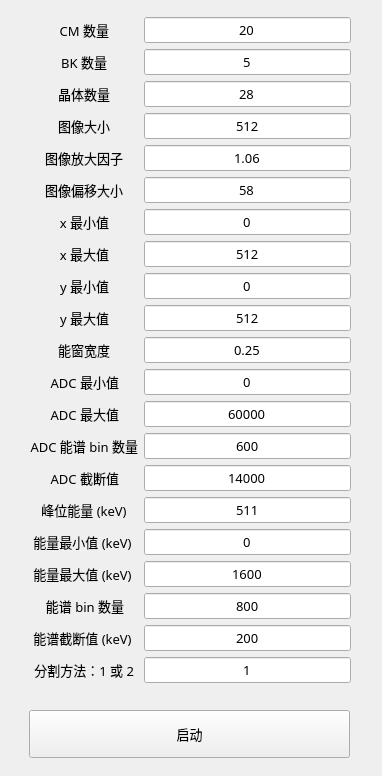
woolaman/CPM_Project, file CPM/ParameterForm.ui: the form before one commit.
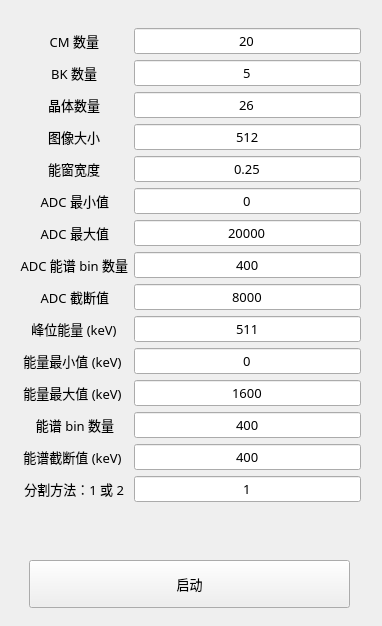
The form after the commit.

Patch:
```diff
--- a/CPM/ParameterForm.ui
+++ b/CPM/ParameterForm.ui
@@ -7,7 +7,7 @@
     <x>0</x>
     <y>0</y>
     <width>382</width>
-    <height>776</height>
+    <height>626</height>
    </rect>
   </property>
   <property name="font">
@@ -21,10 +21,10 @@
   <widget class="QWidget" name="layoutWidget">
    <property name="geometry">
     <rect>
-     <x>30</x>
+     <x>20</x>
      <y>9</y>
-     <width>321</width>
-     <height>681</height>
+     <width>341</width>
+     <height>511</height>
     </rect>
    </property>
    <property name="font">
@@ -141,7 +141,7 @@
        </font>
       </property>
       <property name="text">
-       <string>28</string>
+       <string>26</string>
       </property>
       <property name="alignment">
        <set>Qt::AlignCenter</set>
@@ -181,198 +181,6 @@
      </widget>
     </item>
     <item row="4" column="0">
-     <widget class="QLabel" name="label_enlarge">
-      <property name="font">
-       <font>
-        <family>微软雅黑</family>
-        <pointsize>10</pointsize>
-       </font>
-      </property>
-      <property name="text">
-       <string>图像放大因子</string>
-      </property>
-      <property name="alignment">
-       <set>Qt::AlignRight|Qt::AlignTrailing|Qt::AlignVCenter</set>
-      </property>
-     </widget>
-    </item>
-    <item row="4" column="1">
-     <widget class="QLineEdit" name="lineEdit_enlarge">
-      <property name="font">
-       <font>
-        <family>微软雅黑</family>
-        <pointsize>10</pointsize>
-       </font>
-      </property>
-      <property name="text">
-       <string>1.06</string>
-      </property>
-      <property name="alignment">
-       <set>Qt::AlignCenter</set>
-      </property>
-     </widget>
-    </item>
-    <item row="5" column="0">
-     <widget class="QLabel" name="label_bias">
-      <property name="font">
-       <font>
-        <family>微软雅黑</family>
-        <pointsize>10</pointsize>
-       </font>
-      </property>
-      <property name="text">
-       <string>图像偏移大小</string>
-      </property>
-      <property name="alignment">
-       <set>Qt::AlignRight|Qt::AlignTrailing|Qt::AlignVCenter</set>
-      </property>
-     </widget>
-    </item>
-    <item row="5" column="1">
-     <widget class="QLineEdit" name="lineEdit_bias">
-      <property name="font">
-       <font>
-        <family>微软雅黑</family>
-        <pointsize>10</pointsize>
-       </font>
-      </property>
-      <property name="text">
-       <string>58</string>
-      </property>
-      <property name="alignment">
-       <set>Qt::AlignCenter</set>
-      </property>
-     </widget>
-    </item>
-    <item row="6" column="0">
-     <widget class="QLabel" name="label_xmin">
-      <property name="font">
-       <font>
-        <family>微软雅黑</family>
-        <pointsize>10</pointsize>
-       </font>
-      </property>
-      <property name="text">
-       <string>x 最小值</string>
-      </property>
-      <property name="alignment">
-       <set>Qt::AlignRight|Qt::AlignTrailing|Qt::AlignVCenter</set>
-      </property>
-     </widget>
-    </item>
-    <item row="6" column="1">
-     <widget class="QLineEdit" name="lineEdit_xmin">
-      <property name="font">
-       <font>
-        <family>微软雅黑</family>
-        <pointsize>10</pointsize>
-       </font>
-      </property>
-      <property name="text">
-       <string>0</string>
-      </property>
-      <property name="alignment">
-       <set>Qt::AlignCenter</set>
-      </property>
-     </widget>
-    </item>
-    <item row="7" column="0">
-     <widget class="QLabel" name="label_xmax">
-      <property name="font">
-       <font>
-        <family>微软雅黑</family>
-        <pointsize>10</pointsize>
-       </font>
-      </property>
-      <property name="text">
-       <string>x 最大值</string>
-      </property>
-      <property name="alignment">
-       <set>Qt::AlignRight|Qt::AlignTrailing|Qt::AlignVCenter</set>
-      </property>
-     </widget>
-    </item>
-    <item row="7" column="1">
-     <widget class="QLineEdit" name="lineEdit_xmax">
-      <property name="font">
-       <font>
-        <family>微软雅黑</family>
-        <pointsize>10</pointsize>
-       </font>
-      </property>
-      <property name="text">
-       <string>512</string>
-      </property>
-      <property name="alignment">
-       <set>Qt::AlignCenter</set>
-      </property>
-     </widget>
-    </item>
-    <item row="8" column="0">
-     <widget class="QLabel" name="label_ymin">
-      <property name="font">
-       <font>
-        <family>微软雅黑</family>
-        <pointsize>10</pointsize>
-       </font>
-      </property>
-      <property name="text">
-       <string>y 最小值</string>
-      </property>
-      <property name="alignment">
-       <set>Qt::AlignRight|Qt::AlignTrailing|Qt::AlignVCenter</set>
-      </property>
-     </widget>
-    </item>
-    <item row="8" column="1">
-     <widget class="QLineEdit" name="lineEdit_ymin">
-      <property name="font">
-       <font>
-        <family>微软雅黑</family>
-        <pointsize>10</pointsize>
-       </font>
-      </property>
-      <property name="text">
-       <string>0</string>
-      </property>
-      <property name="alignment">
-       <set>Qt::AlignCenter</set>
-      </property>
-     </widget>
-    </item>
-    <item row="9" column="0">
-     <widget class="QLabel" name="label_ymax">
-      <property name="font">
-       <font>
-        <family>微软雅黑</family>
-        <pointsize>10</pointsize>
-       </font>
-      </property>
-      <property name="text">
-       <string>y 最大值</string>
-      </property>
-      <property name="alignment">
-       <set>Qt::AlignRight|Qt::AlignTrailing|Qt::AlignVCenter</set>
-      </property>
-     </widget>
-    </item>
-    <item row="9" column="1">
-     <widget class="QLineEdit" name="lineEdit_ymax">
-      <property name="font">
-       <font>
-        <family>微软雅黑</family>
-        <pointsize>10</pointsize>
-       </font>
-      </property>
-      <property name="text">
-       <string>512</string>
-      </property>
-      <property name="alignment">
-       <set>Qt::AlignCenter</set>
-      </property>
-     </widget>
-    </item>
-    <item row="10" column="0">
      <widget class="QLabel" name="label_EW_width">
       <property name="font">
        <font>
@@ -388,7 +196,7 @@
       </property>
      </widget>
     </item>
-    <item row="10" column="1">
+    <item row="4" column="1">
      <widget class="QLineEdit" name="lineEdit_EW_width">
       <property name="font">
        <font>
@@ -404,7 +212,7 @@
       </property>
      </widget>
     </item>
-    <item row="11" column="0">
+    <item row="5" column="0">
      <widget class="QLabel" name="label_ADC_min">
       <property name="font">
        <font>
@@ -420,7 +228,7 @@
       </property>
      </widget>
     </item>
-    <item row="11" column="1">
+    <item row="5" column="1">
      <widget class="QLineEdit" name="lineEdit_ADC_min">
       <property name="font">
        <font>
@@ -436,7 +244,7 @@
       </property>
      </widget>
     </item>
-    <item row="12" column="0">
+    <item row="6" column="0">
      <widget class="QLabel" name="label_ADC_max">
       <property name="font">
        <font>
@@ -452,7 +260,7 @@
       </property>
      </widget>
     </item>
-    <item row="12" column="1">
+    <item row="6" column="1">
      <widget class="QLineEdit" name="lineEdit_ADC_max">
       <property name="font">
        <font>
@@ -461,14 +269,14 @@
        </font>
       </property>
       <property name="text">
-       <string>60000</string>
+       <string>20000</string>
       </property>
       <property name="alignment">
        <set>Qt::AlignCenter</set>
       </property>
      </widget>
     </item>
-    <item row="13" column="0">
+    <item row="7" column="0">
      <widget class="QLabel" name="label_ADC_nBins">
       <property name="font">
        <font>
@@ -484,7 +292,7 @@
       </property>
      </widget>
     </item>
-    <item row="13" column="1">
+    <item row="7" column="1">
      <widget class="QLineEdit" name="lineEdit_ADC_nBins">
       <property name="font">
        <font>
@@ -493,14 +301,14 @@
        </font>
       </property>
       <property name="text">
-       <string>600</string>
+       <string>400</string>
       </property>
       <property name="alignment">
        <set>Qt::AlignCenter</set>
       </property>
      </widget>
     </item>
-    <item row="14" column="0">
+    <item row="8" column="0">
      <widget class="QLabel" name="label_ADC_cutValue">
       <property name="font">
        <font>
@@ -516,7 +324,7 @@
       </property>
      </widget>
     </item>
-    <item row="14" column="1">
+    <item row="8" column="1">
      <widget class="QLineEdit" name="lineEdit_ADC_cutValue">
       <property name="font">
        <font>
@@ -525,14 +333,14 @@
        </font>
       </property>
       <property name="text">
-       <string>14000</string>
+       <string>8000</string>
       </property>
       <property name="alignment">
        <set>Qt::AlignCenter</set>
       </property>
      </widget>
     </item>
-    <item row="15" column="0">
+    <item row="9" column="0">
      <widget class="QLabel" name="label_peakE">
       <property name="font">
        <font>
@@ -548,7 +356,7 @@
       </property>
      </widget>
     </item>
-    <item row="15" column="1">
+    <item row="9" column="1">
      <widget class="QLineEdit" name="lineEdit_peakE">
       <property name="font">
        <font>
@@ -567,7 +375,7 @@
       </property>
      </widget>
     </item>
-    <item row="16" column="0">
+    <item row="10" column="0">
      <widget class="QLabel" name="label_recE_min">
       <property name="font">
        <font>
@@ -583,7 +391,7 @@
       </property>
      </widget>
     </item>
-    <item row="16" column="1">
+    <item row="10" column="1">
      <widget class="QLineEdit" name="lineEdit_recE_min">
       <property name="font">
        <font>
@@ -599,7 +407,7 @@
       </property>
      </widget>
     </item>
-    <item row="17" column="0">
+    <item row="11" column="0">
      <widget class="QLabel" name="label_recE_max">
       <property name="font">
        <font>
@@ -615,7 +423,7 @@
       </property>
      </widget>
     </item>
-    <item row="17" column="1">
+    <item row="11" column="1">
      <widget class="QLineEdit" name="lineEdit_recE_max">
       <property name="font">
        <font>
@@ -631,7 +439,7 @@
       </property>
      </widget>
     </item>
-    <item row="18" column="0">
+    <item row="12" column="0">
      <widget class="QLabel" name="label_recE_nBins">
       <property name="font">
        <font>
@@ -647,7 +455,7 @@
       </property>
      </widget>
     </item>
-    <item row="18" column="1">
+    <item row="12" column="1">
      <widget class="QLineEdit" name="lineEdit_recE_nBins">
       <property name="font">
        <font>
@@ -656,14 +464,14 @@
        </font>
       </property>
       <property name="text">
-       <string>800</string>
+       <string>400</string>
       </property>
       <property name="alignment">
        <set>Qt::AlignCenter</set>
       </property>
      </widget>
     </item>
-    <item row="19" column="0">
+    <item row="13" column="0">
      <widget class="QLabel" name="label_recE_cutValue">
       <property name="font">
        <font>
@@ -679,7 +487,7 @@
       </property>
      </widget>
     </item>
-    <item row="19" column="1">
+    <item row="13" column="1">
      <widget class="QLineEdit" name="lineEdit_recE_cutValue">
       <property name="font">
        <font>
@@ -688,14 +496,14 @@
        </font>
       </property>
       <property name="text">
-       <string>200</string>
+       <string>400</string>
       </property>
       <property name="alignment">
        <set>Qt::AlignCenter</set>
       </property>
      </widget>
     </item>
-    <item row="20" column="0">
+    <item row="14" column="0">
      <widget class="QLabel" name="label_segMethod">
       <property name="font">
        <font>
@@ -711,7 +519,7 @@
       </property>
      </widget>
     </item>
-    <item row="20" column="1">
+    <item row="14" column="1">
      <widget class="QLineEdit" name="lineEdit_segMethod">
       <property name="font">
        <font>
@@ -733,7 +541,7 @@
    <property name="geometry">
     <rect>
      <x>29</x>
-     <y>710</y>
+     <y>560</y>
      <width>321</width>
      <height>48</height>
     </rect>
```
